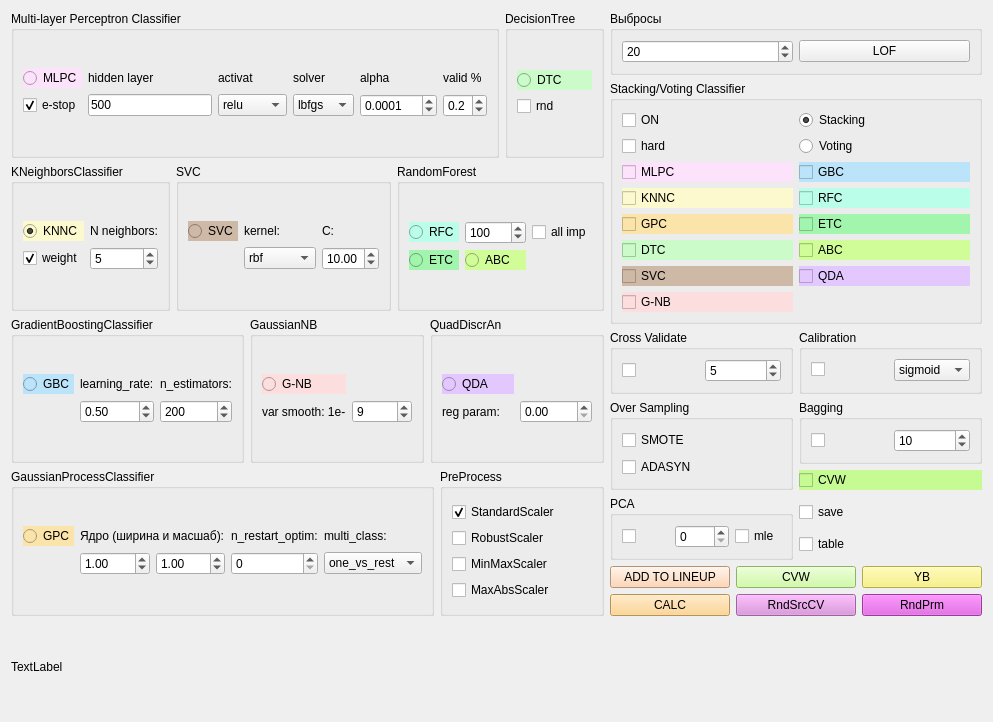
Before: the Qt Designer form qt/classifier_form.ui in idergunoff/geovel_1.0, drawn with Qt 5.
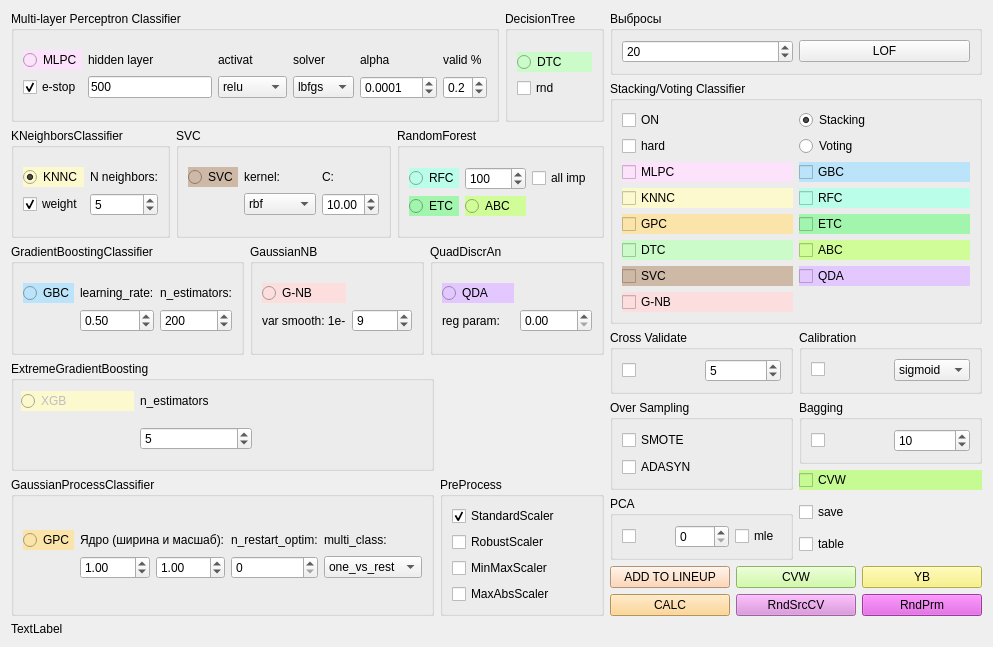
After: the same form once the commit is applied.

Diff of the .ui file:
```diff
--- a/qt/classifier_form.ui
+++ b/qt/classifier_form.ui
@@ -7,7 +7,7 @@
     <x>0</x>
     <y>0</y>
     <width>993</width>
-    <height>722</height>
+    <height>584</height>
    </rect>
   </property>
   <property name="windowTitle">
@@ -693,7 +693,7 @@
          </item>
         </layout>
        </item>
-       <item row="3" column="0">
+       <item row="4" column="0">
         <widget class="QGroupBox" name="groupBox_3">
          <property name="styleSheet">
           <string notr="true"/>
@@ -824,7 +824,7 @@
          </layout>
         </widget>
        </item>
-       <item row="3" column="1">
+       <item row="4" column="1">
         <widget class="QGroupBox" name="groupBox_17">
          <property name="title">
           <string>PreProcess</string>
@@ -868,6 +868,70 @@
          </layout>
         </widget>
        </item>
+       <item row="3" column="0">
+        <widget class="QGroupBox" name="groupBox_xgb">
+         <property name="title">
+          <string>ExtremeGradientBoosting</string>
+         </property>
+         <widget class="QWidget" name="layoutWidget">
+          <property name="geometry">
+           <rect>
+            <x>10</x>
+            <y>20</y>
+            <width>231</width>
+            <height>81</height>
+           </rect>
+          </property>
+          <layout class="QGridLayout" name="gridLayout_42">
+           <item row="0" column="0">
+            <widget class="QRadioButton" name="radioButton_xgb">
+             <property name="enabled">
+              <bool>false</bool>
+             </property>
+             <property name="mouseTracking">
+              <bool>true</bool>
+             </property>
+             <property name="toolTip">
+              <string>K-Nearest Neighbors classifier</string>
+             </property>
+             <property name="styleSheet">
+              <string notr="true">background-color: rgb(252, 249, 206);</string>
+             </property>
+             <property name="text">
+              <string>XGB</string>
+             </property>
+             <property name="checked">
+              <bool>false</bool>
+             </property>
+             <attribute name="buttonGroup">
+              <string notr="true">buttonGroup</string>
+             </attribute>
+            </widget>
+           </item>
+           <item row="0" column="1">
+            <widget class="QLabel" name="label_41">
+             <property name="text">
+              <string>n_estimators</string>
+             </property>
+            </widget>
+           </item>
+           <item row="1" column="1">
+            <widget class="QSpinBox" name="spinBox_xgb_estim">
+             <property name="minimum">
+              <number>1</number>
+             </property>
+             <property name="maximum">
+              <number>1000</number>
+             </property>
+             <property name="value">
+              <number>5</number>
+             </property>
+            </widget>
+           </item>
+          </layout>
+         </widget>
+        </widget>
+       </item>
       </layout>
      </item>
      <item row="0" column="1">
```
Left out of the diff: 2 changed lines with no effect on the pictures.
